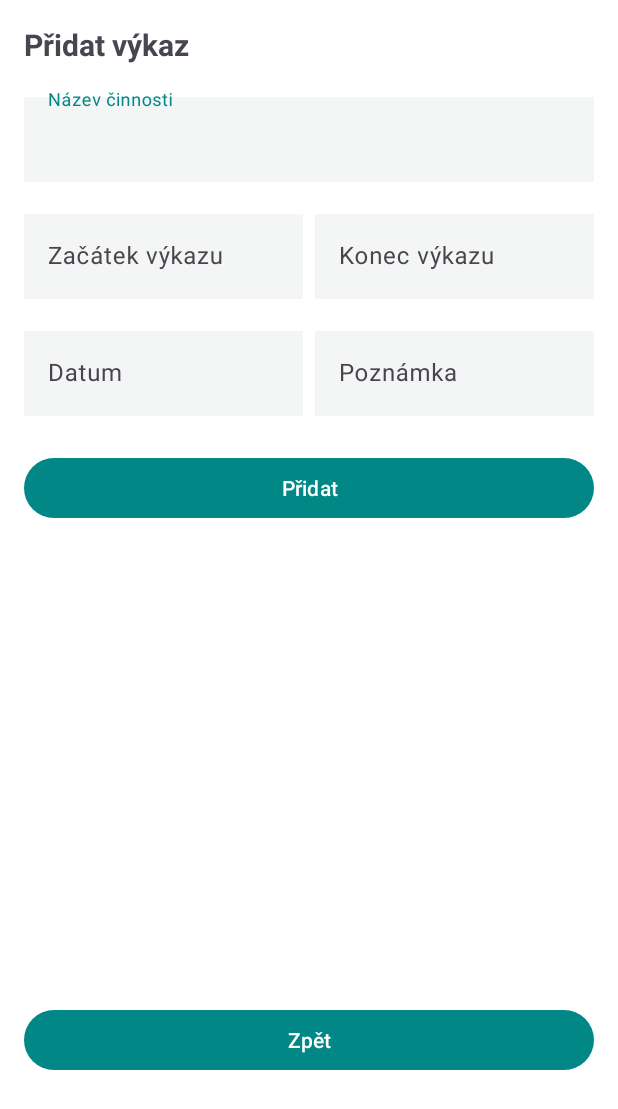
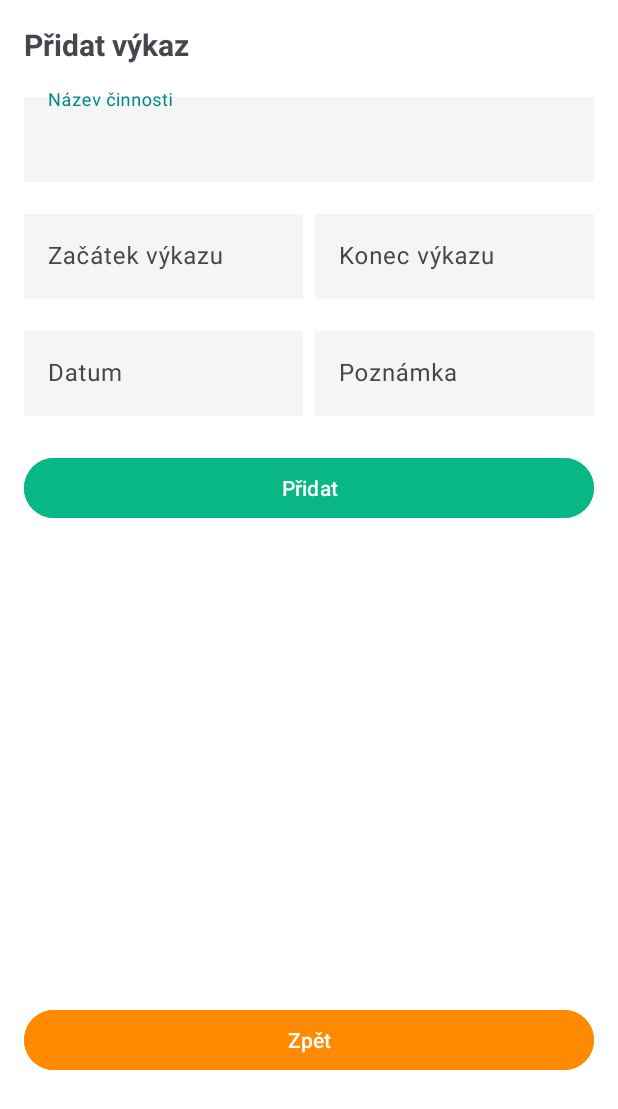
Before and after one commit to FilipVit1903/PMA-work-time-note, an Android app: the ActivityAddRecord screen opened directly, with no data from a screen before it, on a phone screen of 412 x 824 dp. Shown: the top 1109 px of the screen. Run offline under Robolectric (Android 15) with nearby library versions, the phone set to English and light mode, and no system bars; our stand-ins replace Firebase (no records; nobody signed in at launch, a user with empty details on screens opened directly).

Commit message:
minor changes

```diff
--- a/app/src/main/java/com/example/work_time_note/activity_add_record.kt
+++ b/app/src/main/java/com/example/work_time_note/ActivityAddRecord.kt
@@ -14,7 +14,7 @@ import java.util.*
 class ActivityAddRecord : AppCompatActivity() {
 
     private lateinit var binding: ActivityAddRecordBinding
-    private val db = FirebaseFirestore.getInstance() // Inicializace Firestore
+    private val db = FirebaseFirestore.getInstance()
 
     private var selectedDate = ""
     private var startTime = ""
@@ -89,7 +89,6 @@ class ActivityAddRecord : AppCompatActivity() {
             set(Calendar.MILLISECOND, 0)
         }
 
-        // Nastavíme datum 3 dny zpět na půlnoc, jinak bychom si nemohli vykázat aktuální den
         val threeDaysAgo = Calendar.getInstance().apply {
             add(Calendar.DAY_OF_YEAR, -3)
             set(Calendar.HOUR_OF_DAY, 0)
@@ -128,8 +127,6 @@ class ActivityAddRecord : AppCompatActivity() {
         datePicker.show()
     }
 
-
-
     //Funkce pro zobrazení TimePicker
     private fun showTimePickerDialog(editText: com.google.android.material.textfield.TextInputEditText) {
         val calendar = Calendar.getInstance()
--- a/app/src/main/java/com/example/work_time_note/ActivityEditRecord.kt
+++ b/app/src/main/java/com/example/work_time_note/ActivityEditRecord.kt
@@ -23,7 +23,6 @@ class ActivityEditRecord : AppCompatActivity() {
     override fun onCreate(savedInstanceState: Bundle?) {
         super.onCreate(savedInstanceState)
 
-        // SPRÁVNÝ binding soubor
         binding = ActivityEditRecordBinding.inflate(layoutInflater)
         setContentView(binding.root)
 
@@ -64,12 +63,14 @@ class ActivityEditRecord : AppCompatActivity() {
             showDeleteConfirmationDialog()
         }
 
+        // Zpět na homepage
         binding.btnHomepage.setOnClickListener {
             val intent = Intent(this, ActivityRecords::class.java)
             startActivity(intent)
         }
     }
 
+    // Aktualizace záznamu
     private fun updateRecord() {
         val updatedActivityName = binding.etActivityName.text.toString()
         val updatedStartTime = binding.etStartTime.text.toString()
@@ -103,6 +104,7 @@ class ActivityEditRecord : AppCompatActivity() {
         }
     }
 
+    // Zobrazení dialogu pro potvrzení mazání
     private fun showDeleteConfirmationDialog() {
         AlertDialog.Builder(this)
             .setTitle("Smazat záznam")
@@ -114,6 +116,7 @@ class ActivityEditRecord : AppCompatActivity() {
             .show()
     }
 
+    // Mazání záznamu
     private fun deleteRecord() {
         recordId?.let { id ->
             db.collection("workRecords").document(id)
--- a/app/src/main/java/com/example/work_time_note/MainActivity.kt
+++ b/app/src/main/java/com/example/work_time_note/MainActivity.kt
@@ -123,7 +123,7 @@ class MainActivity : AppCompatActivity() {
 
             if (start != null && end != null) {
                 val diff = end.time - start.time
-                diff / (1000.0 * 60.0 * 60.0) // Převod na hodiny
+                diff / (1000.0 * 60.0 * 60.0)
             } else {
                 0.0
             }
--- a/app/src/main/res/layout/activity_add_record.xml
+++ b/app/src/main/res/layout/activity_add_record.xml
@@ -5,7 +5,6 @@
     android:layout_height="match_parent"
     android:padding="16dp">
 
-    <!-- Nadpis -->
     <TextView
         android:id="@+id/tv_add_record_title"
         android:layout_width="wrap_content"
@@ -16,8 +15,7 @@
         app:layout_constraintTop_toTopOf="parent"
         app:layout_constraintStart_toStartOf="parent" />
 
-    <!-- Název činnosti -->
-    <com.google.android.material.textfield.TextInputLayout
+      <com.google.android.material.textfield.TextInputLayout
         android:id="@+id/til_activity_name"
         android:layout_width="match_parent"
         android:layout_height="wrap_content"
@@ -34,8 +32,7 @@
             android:hint="Název činnosti" />
     </com.google.android.material.textfield.TextInputLayout>
 
-    <!-- Čas začátku -->
-    <com.google.android.material.textfield.TextInputLayout
+     <com.google.android.material.textfield.TextInputLayout
         android:id="@+id/til_start_time"
         android:layout_width="0dp"
         android:layout_height="wrap_content"
@@ -55,8 +52,7 @@
             android:clickable="true" />
     </com.google.android.material.textfield.TextInputLayout>
 
-    <!-- Čas konce -->
-    <com.google.android.material.textfield.TextInputLayout
+      <com.google.android.material.textfield.TextInputLayout
         android:id="@+id/til_end_time"
         android:layout_width="0dp"
         android:layout_height="wrap_content"
@@ -76,7 +72,6 @@
             android:clickable="true" />
     </com.google.android.material.textfield.TextInputLayout>
 
-    <!-- Datum -->
     <com.google.android.material.textfield.TextInputLayout
         android:id="@+id/til_date"
         android:layout_width="0dp"
@@ -96,7 +91,6 @@
             android:clickable="true" />
     </com.google.android.material.textfield.TextInputLayout>
 
-    <!-- Poznámka -->
     <com.google.android.material.textfield.TextInputLayout
         android:id="@+id/til_note"
         android:layout_width="0dp"
@@ -112,26 +106,26 @@
             android:layout_width="match_parent"
             android:layout_height="wrap_content"
             android:background="@color/bcg_grey"
-
             android:hint="Poznámka" />
     </com.google.android.material.textfield.TextInputLayout>
 
-    <!-- Tlačítko Přidat -->
     <Button
         android:id="@+id/btn_add_record"
         android:layout_width="match_parent"
         android:layout_height="wrap_content"
         android:layout_marginTop="24dp"
+        android:backgroundTint="@color/green"
         android:text="Přidat"
-        app:layout_constraintTop_toBottomOf="@id/til_note"
+        app:layout_constraintEnd_toEndOf="parent"
         app:layout_constraintStart_toStartOf="parent"
-        app:layout_constraintEnd_toEndOf="parent" />
+        app:layout_constraintTop_toBottomOf="@id/til_note" />
 
     <Button
         android:id="@+id/btnHomepage"
         android:layout_width="0dp"
         android:layout_height="wrap_content"
         android:layout_marginTop="320dp"
+        android:backgroundTint="@color/btn_back_bcg"
         android:text="Zpět"
         app:layout_constraintEnd_toEndOf="parent"
         app:layout_constraintHorizontal_bias="1.0"
--- a/app/src/main/res/layout/activity_records.xml
+++ b/app/src/main/res/layout/activity_records.xml
@@ -19,7 +19,6 @@
         app:layout_constraintTop_toTopOf="parent"
         tools:ignore="MissingConstraints">
 
-        <!-- Tlačítka pro filtrování -->
         <TextView
             android:id="@+id/btn_today"
             android:layout_width="wrap_content"
@@ -76,8 +75,6 @@
             android:textSize="14sp" />
     </com.google.android.flexbox.FlexboxLayout>
 
-
-    <!-- RecyclerView pro výkazy -->
     <androidx.recyclerview.widget.RecyclerView
         android:id="@+id/recyclerViewRecords"
         android:layout_width="match_parent"
@@ -93,6 +90,7 @@
         android:layout_width="0dp"
         android:layout_height="wrap_content"
         android:layout_marginTop="536dp"
+        android:backgroundTint="@color/btn_back_bcg"
         android:text="Zpět"
         app:layout_constraintEnd_toEndOf="parent"
         app:layout_constraintHorizontal_bias="0.0"
--- a/app/src/main/res/layout/activity_salary.xml
+++ b/app/src/main/res/layout/activity_salary.xml
@@ -35,6 +35,7 @@
         android:layout_width="match_parent"
         android:layout_height="wrap_content"
         android:layout_marginTop="16dp"
+        android:backgroundTint="@color/green"
         android:text="Uložit sazbu"
         app:layout_constraintEnd_toEndOf="parent"
         app:layout_constraintHorizontal_bias="0.0"
@@ -46,6 +47,7 @@
         android:layout_width="match_parent"
         android:layout_height="wrap_content"
         android:layout_marginTop="20dp"
+        android:backgroundTint="@color/green"
         android:text="Vybrat měsíc"
         app:layout_constraintEnd_toEndOf="parent"
         app:layout_constraintHorizontal_bias="0.0"
@@ -89,6 +91,7 @@
         android:layout_width="match_parent"
         android:layout_height="wrap_content"
         android:layout_marginTop="284dp"
+        android:backgroundTint="@color/btn_back_bcg"
         android:text="Zpět"
         app:layout_constraintEnd_toEndOf="parent"
         app:layout_constraintHorizontal_bias="1.0"
--- a/app/src/main/res/layout/item_record.xml
+++ b/app/src/main/res/layout/item_record.xml
@@ -7,7 +7,6 @@
     android:layout_marginBottom="10sp"
     android:background="@color/bcg_grey">
 
-    <!-- Název činnosti -->
     <TextView
         android:id="@+id/tv_activity_name"
         android:layout_width="0dp"
@@ -18,9 +17,6 @@
         app:layout_constraintStart_toStartOf="parent"
         app:layout_constraintEnd_toStartOf="@id/tv_duration" />
 
-    <!-- Trvání -->
-
-    <!-- Datum -->
     <TextView
         android:id="@+id/tv_duration"
         android:layout_width="wrap_content"
@@ -41,7 +37,6 @@
         app:layout_constraintStart_toStartOf="parent"
         app:layout_constraintEnd_toStartOf="@id/tv_time_range" />
 
-    <!-- Tlačítko upravit -->
     <TextView
         android:id="@+id/tv_time_range"
         android:layout_width="wrap_content"
--- a/app/src/main/res/values/colors.xml
+++ b/app/src/main/res/values/colors.xml
@@ -12,7 +12,7 @@
     <color name="grey">#9FAAB1</color>
     <color name="bcg_grey">#F4F5F5</color>
     <color name="nav_bcg">#FFFFFF</color>
+    <color name="btn_back_bcg">#FF8A00</color>
     <color name="nav_active">#6200EE</color>
     <color name="nav_inactive">#8E8E8E</color>
-    <color name="nav_item_color">#D0D0D0</color>
 </resources>
```
Also changed, not shown: app/src/main/java/com/example/work_time_note/ActivityRecords.kt (renamed from app/src/main/java/com/example/work_time_note/activity_records.kt, +2 -58 lines), app/src/main/java/com/example/work_time_note/ActivitySalary.kt (renamed from app/src/main/java/com/example/work_time_note/activity_salary.kt, +3 -4 lines), app/src/main/java/com/example/work_time_note/RecodsAdapter.kt (+6 -7 lines), app/src/main/res/layout/activity_edit_record.xml (+7 -11 lines), app/src/main/res/layout/activity_main.xml (+5 -2 lines).
